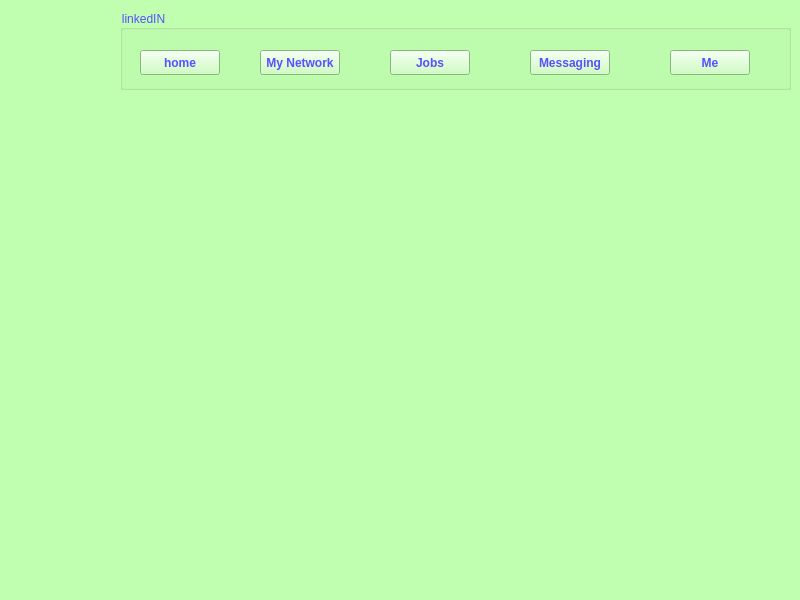
This is jobs_karbar.ui in M20v05J/final-project as Qt 5 draws it before an edit. The edited form follows.
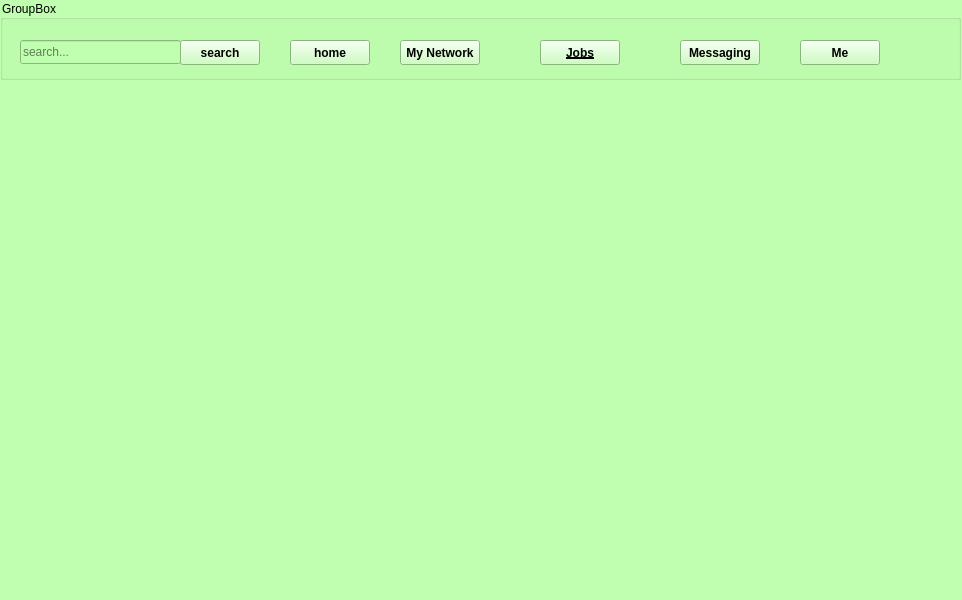
This is the edited form.

```diff
--- a/jobs_karbar.ui
+++ b/jobs_karbar.ui
@@ -6,7 +6,7 @@
    <rect>
     <x>0</x>
     <y>0</y>
-    <width>800</width>
+    <width>962</width>
     <height>600</height>
    </rect>
   </property>
@@ -14,26 +14,26 @@
    <string>MainWindow</string>
   </property>
   <property name="styleSheet">
-   <string notr="true">color: rgb(86, 80, 255);
+   <string notr="true">color: rgb(0, 0, 0);
 background-color: rgb(192, 255, 175);</string>
   </property>
   <widget class="QWidget" name="centralwidget">
    <widget class="QGroupBox" name="groupBox">
     <property name="geometry">
      <rect>
-      <x>120</x>
-      <y>10</y>
-      <width>671</width>
+      <x>0</x>
+      <y>0</y>
+      <width>961</width>
       <height>80</height>
      </rect>
     </property>
     <property name="title">
-     <string>linkedIN</string>
+     <string>GroupBox</string>
     </property>
     <widget class="QPushButton" name="homePushButton">
      <property name="geometry">
       <rect>
-       <x>20</x>
+       <x>290</x>
        <y>40</y>
        <width>80</width>
        <height>25</height>
@@ -52,7 +52,7 @@
     <widget class="QPushButton" name="pushButton_2">
      <property name="geometry">
       <rect>
-       <x>140</x>
+       <x>400</x>
        <y>40</y>
        <width>80</width>
        <height>25</height>
@@ -72,7 +72,7 @@
     <widget class="QPushButton" name="pushButton_3">
      <property name="geometry">
       <rect>
-       <x>270</x>
+       <x>540</x>
        <y>40</y>
        <width>80</width>
        <height>25</height>
@@ -82,6 +82,7 @@
       <font>
        <weight>75</weight>
        <bold>true</bold>
+       <underline>true</underline>
       </font>
      </property>
      <property name="text">
@@ -91,7 +92,7 @@
     <widget class="QPushButton" name="pushButton_4">
      <property name="geometry">
       <rect>
-       <x>410</x>
+       <x>680</x>
        <y>40</y>
        <width>80</width>
        <height>25</height>
@@ -110,7 +111,7 @@
     <widget class="QPushButton" name="pushButton_5">
      <property name="geometry">
       <rect>
-       <x>550</x>
+       <x>800</x>
        <y>40</y>
        <width>80</width>
        <height>25</height>
@@ -126,6 +127,47 @@
       <string>Me</string>
      </property>
     </widget>
+    <widget class="QLineEdit" name="lineEdit">
+     <property name="geometry">
+      <rect>
+       <x>20</x>
+       <y>40</y>
+       <width>161</width>
+       <height>24</height>
+      </rect>
+     </property>
+     <property name="styleSheet">
+      <string notr="true"/>
+     </property>
+     <property name="inputMask">
+      <string/>
+     </property>
+     <property name="text">
+      <string/>
+     </property>
+     <property name="placeholderText">
+      <string>search...</string>
+     </property>
+    </widget>
+    <widget class="QPushButton" name="pushButton">
+     <property name="geometry">
+      <rect>
+       <x>180</x>
+       <y>40</y>
+       <width>80</width>
+       <height>25</height>
+      </rect>
+     </property>
+     <property name="font">
+      <font>
+       <weight>75</weight>
+       <bold>true</bold>
+      </font>
+     </property>
+     <property name="text">
+      <string>search</string>
+     </property>
+    </widget>
    </widget>
   </widget>
   <widget class="QMenuBar" name="menubar">
```
Left out of the diff: 2 changed lines with no effect on the pictures.
